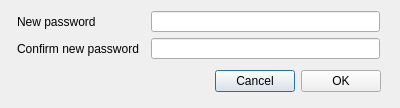
First picture: the form in src/MEGASync/gui/win/ChangePassword.ui, repository meganz/MEGAsync, before the edit.
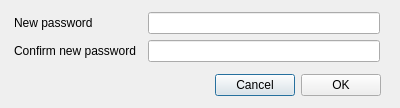
Second picture: the form after the edit.

```diff
--- a/src/MEGASync/gui/win/ChangePassword.ui
+++ b/src/MEGASync/gui/win/ChangePassword.ui
@@ -26,15 +26,30 @@
    <string>Change password</string>
   </property>
   <layout class="QVBoxLayout" name="verticalLayout">
+   <property name="spacing">
+    <number>0</number>
+   </property>
+   <property name="leftMargin">
+    <number>8</number>
+   </property>
+   <property name="topMargin">
+    <number>12</number>
+   </property>
    <property name="rightMargin">
     <number>10</number>
    </property>
+   <property name="bottomMargin">
+    <number>7</number>
+   </property>
    <item>
     <widget class="QWidget" name="wContainer" native="true">
      <layout class="QFormLayout" name="formLayout">
       <property name="horizontalSpacing">
        <number>12</number>
       </property>
+      <property name="verticalSpacing">
+       <number>6</number>
+      </property>
       <property name="leftMargin">
        <number>6</number>
       </property>
@@ -171,7 +186,7 @@
         <property name="minimumSize">
          <size>
           <width>0</width>
-          <height>16</height>
+          <height>22</height>
          </size>
         </property>
         <property name="text">
@@ -184,7 +199,7 @@
         <property name="minimumSize">
          <size>
           <width>0</width>
-          <height>16</height>
+          <height>22</height>
          </size>
         </property>
         <property name="text">
```
